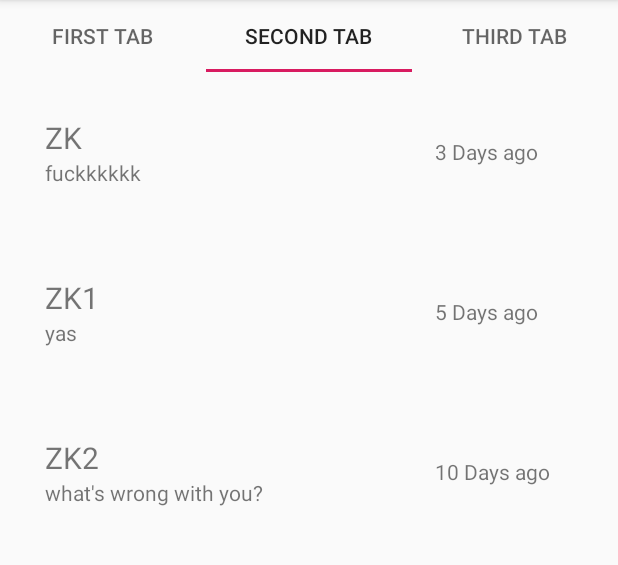
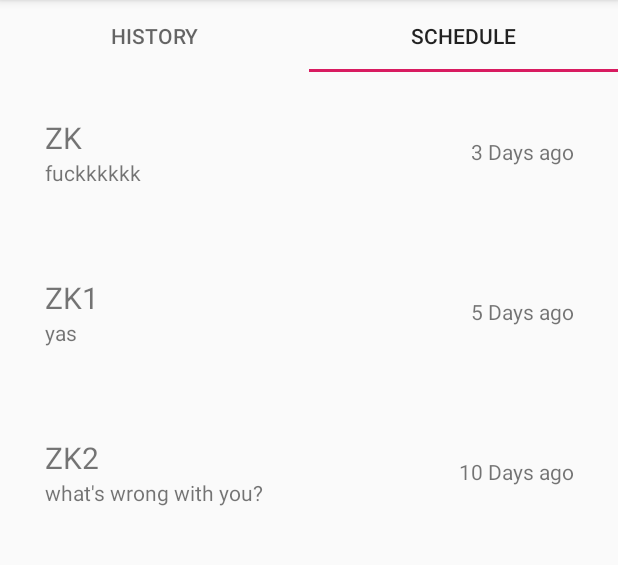
Before and after one commit to jphchou/hatemail, an Android app: the screen it shows after launch (MainActivity), tab 2 chosen, on a phone screen of 412 x 824 dp, the part 84-649 px from its top. Run offline under Robolectric (Android 15) with nearby library versions, the phone set to English and light mode, and no system bars.

Commit message:
merge with Charlane's edit

```diff
--- a/app/src/main/java/edu/washington/info448/hatemail/FirstFragment.kt
+++ /dev/null
@@ -1,18 +0,0 @@
-package edu.washington.info448.hatemail
-
-import android.os.Bundle
-import android.support.v4.app.Fragment
-import android.util.Log
-import android.view.LayoutInflater
-import android.view.View
-import android.view.ViewGroup
-
-class FirstFragment : Fragment() {
-
-
-    override fun onCreateView(inflater: LayoutInflater, container: ViewGroup?, savedInstanceState: Bundle?): View? {
-        // Inflate the layout for this fragment
-        return inflater!!.inflate(R.layout.fragment_first, container, false)
-    }
-
-}
--- a/app/src/main/java/edu/washington/info448/hatemail/HistoryFragment.kt
+++ b/app/src/main/java/edu/washington/info448/hatemail/HistoryFragment.kt
@@ -27,6 +27,7 @@ class HistoryFragment : Fragment() {
             val args = Bundle().apply {
                 putParcelableArrayList(HISTORY_KEY, histories)
             }
+
             val fragment = HistoryFragment().apply {
                 arguments = args
             }
--- a/app/src/main/java/edu/washington/info448/hatemail/MainActivity.kt
+++ b/app/src/main/java/edu/washington/info448/hatemail/MainActivity.kt
@@ -14,7 +14,7 @@ class MainActivity : AppCompatActivity() {
         super.onCreate(savedInstanceState)
         setContentView(R.layout.activity_main)
 
-        val fragmentAdapter = MyPagerAdapter(supportFragmentManager)
+        val fragmentAdapter = PagerAdapter(supportFragmentManager)
         viewpager_main.adapter = fragmentAdapter
 
         tabs_main.setupWithViewPager(viewpager_main)
--- a/app/src/main/java/edu/washington/info448/hatemail/MyPagerAdapter.kt
+++ b/app/src/main/java/edu/washington/info448/hatemail/MyPagerAdapter.kt
@@ -4,15 +4,16 @@ import android.support.v4.app.Fragment
 import android.support.v4.app.FragmentManager
 import android.support.v4.app.FragmentPagerAdapter
 
-class MyPagerAdapter(fm: FragmentManager) : FragmentPagerAdapter(fm) {
+class PagerAdapter(fm: FragmentManager) : FragmentPagerAdapter(fm) {
     val histories = arrayListOf<History>(his1, his2, his3)
+    val schedules = arrayListOf<History>(his1, his2, his3)
 
     override fun getItem(position: Int): Fragment {
         return when (position) {
             0 -> {
-                FirstFragment()
+                HistoryFragment.newInstance(histories)
             }
-            1 -> HistoryFragment.newInstance(histories)
+            1 -> HistoryFragment.newInstance(schedules)
             else -> {
                 return HistoryFragment.newInstance(histories)
             }
@@ -20,15 +21,15 @@ class MyPagerAdapter(fm: FragmentManager) : FragmentPagerAdapter(fm) {
     }
 
     override fun getCount(): Int {
-        return 3
+        return 2
     }
 
     override fun getPageTitle(position: Int): CharSequence {
         return when (position) {
-            0 -> "First Tab"
-            1 -> "Second Tab"
+            0 -> "History"
+            1 -> "Schedule"
             else -> {
-                return "Third Tab"
+                return "History"
             }
         }
     }
--- a/app/src/main/res/layout/history_list_item.xml
+++ b/app/src/main/res/layout/history_list_item.xml
@@ -31,6 +31,6 @@
             android:text="time"
             android:layout_width="wrap_content"
             android:layout_height="wrap_content" android:id="@+id/time" android:layout_weight="1"
-    />
+            android:gravity="end"/>
 
 </LinearLayout>
```
Also changed, not shown: app/src/main/java/edu/washington/info448/hatemail/MessageListFragment.kt (+26 -50 lines), app/src/main/res/layout/fragment_first.xml (deleted, +0 -14 lines).
